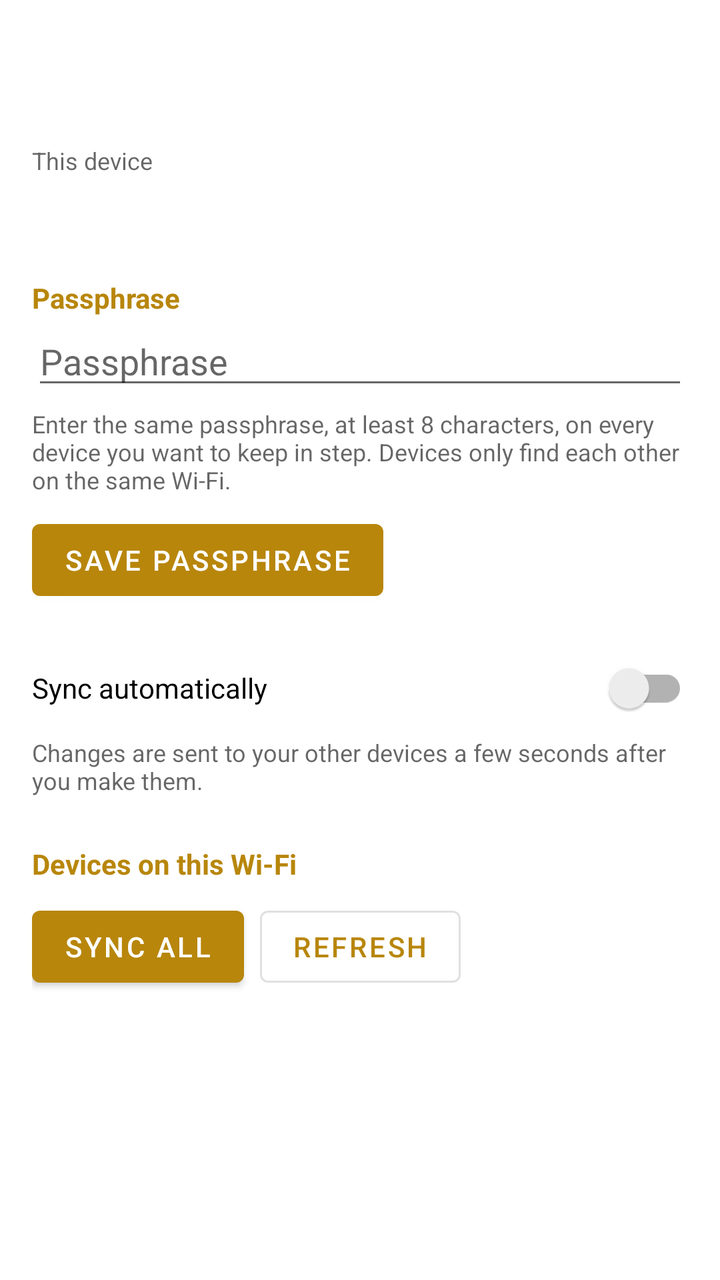
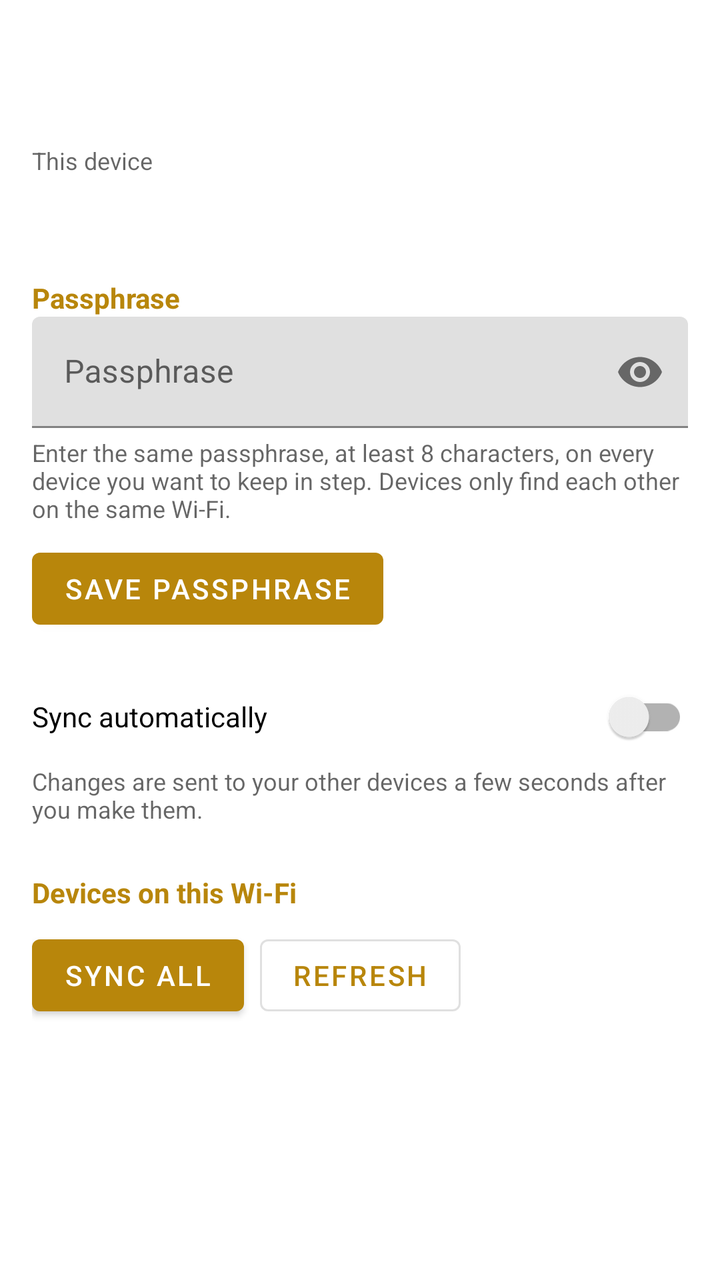

Screens rendered from an Android XML layout before and after an edit, with the pre-edit source and the edit as a unified diff.
<!-- AndroidManifest.xml: application theme Theme.Accounting -->
<!-- res/layout/activity_sync.xml -->
<?xml version="1.0" encoding="utf-8"?>
<LinearLayout xmlns:android="http://schemas.android.com/apk/res/android"
    android:layout_width="match_parent"
    android:layout_height="match_parent"
    android:orientation="vertical">

    <androidx.appcompat.widget.Toolbar
        android:id="@+id/toolbar"
        android:layout_width="match_parent"
        android:layout_height="wrap_content"
        android:minHeight="?attr/actionBarSize" />

    <ScrollView
        android:layout_width="match_parent"
        android:layout_height="0dp"
        android:layout_weight="1"
        android:clipToPadding="false"
        android:fillViewport="true">

        <LinearLayout
            android:layout_width="match_parent"
            android:layout_height="wrap_content"
            android:orientation="vertical"
            android:padding="16dp">

            
            <TextView
                android:layout_width="match_parent"
                android:layout_height="wrap_content"
                android:text="@string/sync_this_device"
                android:textColor="?android:attr/textColorSecondary"
                android:textSize="12sp" />

            <TextView
                android:id="@+id/text_sync_device_name"
                android:layout_width="match_parent"
                android:layout_height="wrap_content"
                android:textColor="?attr/colorOnSurface"
                android:textSize="20sp"
                android:textStyle="bold" />

            
            <TextView
                android:layout_width="match_parent"
                android:layout_height="wrap_content"
                android:layout_marginTop="24dp"
                android:text="@string/sync_passphrase_title"
                android:textColor="@color/report_title"
                android:textSize="14sp"
                android:textStyle="bold" />

            <LinearLayout
                android:id="@+id/group_passphrase_form"
                android:layout_width="match_parent"
                android:layout_height="wrap_content"
                android:orientation="vertical">

                <EditText
                    android:id="@+id/edit_sync_passphrase"
                    android:layout_width="match_parent"
                    android:layout_height="wrap_content"
                    android:hint="@string/sync_passphrase_hint"
                    android:imeOptions="actionDone"
                    android:importantForAutofill="no"
                    android:inputType="textPassword"
                    android:maxLines="1" />

                <TextView
                    android:id="@+id/text_sync_passphrase_error"
                    android:layout_width="match_parent"
                    android:layout_height="wrap_content"
                    android:text="@string/sync_passphrase_too_short"
                    android:textColor="@color/loss"
                    android:textSize="12sp"
                    android:visibility="gone" />

                <TextView
                    android:layout_width="match_parent"
                    android:layout_height="wrap_content"
                    android:paddingTop="4dp"
                    android:text="@string/sync_passphrase_help"
                    android:textColor="?android:attr/textColorSecondary"
                    android:textSize="12sp" />

                <LinearLayout
                    android:layout_width="match_parent"
                    android:layout_height="wrap_content"
                    android:layout_marginTop="8dp"
                    android:orientation="horizontal">

                    <com.google.android.material.button.MaterialButton
                        android:id="@+id/button_sync_save_passphrase"
                        android:layout_width="wrap_content"
                        android:layout_height="wrap_content"
                        android:text="@string/sync_save_passphrase" />

                    <com.google.android.material.button.MaterialButton
                        android:id="@+id/button_sync_cancel_passphrase"
                        style="@style/Widget.MaterialComponents.Button.TextButton"
                        android:layout_width="wrap_content"
                        android:layout_height="wrap_content"
                        android:layout_marginStart="8dp"
                        android:text="@string/sync_cancel"
                        android:visibility="gone" />

                </LinearLayout>

            </LinearLayout>

            <LinearLayout
                android:id="@+id/group_passphrase_set"
                android:layout_width="match_parent"
                android:layout_height="wrap_content"
                android:orientation="vertical"
                android:visibility="gone">

                <TextView
                    android:layout_width="match_parent"
                    android:layout_height="wrap_content"
                    android:paddingTop="4dp"
                    android:text="@string/sync_passphrase_set"
                    android:textColor="?android:attr/textColorPrimary"
                    android:textSize="14sp" />

                <LinearLayout
                    android:layout_width="match_parent"
                    android:layout_height="wrap_content"
                    android:orientation="horizontal">

                    <com.google.android.material.button.MaterialButton
                        android:id="@+id/button_sync_change_passphrase"
                        style="@style/Widget.MaterialComponents.Button.OutlinedButton"
                        android:layout_width="wrap_content"
                        android:layout_height="wrap_content"
                        android:text="@string/sync_change" />

                    
                    <com.google.android.material.button.MaterialButton
                        android:id="@+id/button_sync_remove_passphrase"
                        style="@style/Widget.MaterialComponents.Button.TextButton"
                        android:layout_width="wrap_content"
                        android:layout_height="wrap_content"
                        android:layout_marginStart="8dp"
                        android:text="@string/sync_remove_passphrase"
                        android:textColor="@color/loss" />

                </LinearLayout>

            </LinearLayout>

            <androidx.appcompat.widget.SwitchCompat
                android:id="@+id/switch_sync_auto"
                android:layout_width="match_parent"
                android:layout_height="wrap_content"
                android:layout_marginTop="16dp"
                android:text="@string/sync_auto" />

            <TextView
                android:layout_width="match_parent"
                android:layout_height="wrap_content"
                android:text="@string/sync_auto_help"
                android:textColor="?android:attr/textColorSecondary"
                android:textSize="12sp" />

            
            <TextView
                android:layout_width="match_parent"
                android:layout_height="wrap_content"
                android:layout_marginTop="24dp"
                android:text="@string/sync_devices"
                android:textColor="@color/report_title"
                android:textSize="14sp"
                android:textStyle="bold" />

            <LinearLayout
                android:layout_width="match_parent"
                android:layout_height="wrap_content"
                android:layout_marginTop="8dp"
                android:orientation="horizontal">

                <com.google.android.material.button.MaterialButton
                    android:id="@+id/button_sync_all"
                    android:layout_width="wrap_content"
                    android:layout_height="wrap_content"
                    android:text="@string/sync_all" />

                <com.google.android.material.button.MaterialButton
                    android:id="@+id/button_sync_refresh"
                    style="@style/Widget.MaterialComponents.Button.OutlinedButton"
                    android:layout_width="wrap_content"
                    android:layout_height="wrap_content"
                    android:layout_marginStart="8dp"
                    android:text="@string/sync_refresh" />

            </LinearLayout>

            <TextView
                android:id="@+id/text_sync_network_error"
                android:layout_width="match_parent"
                android:layout_height="wrap_content"
                android:paddingTop="8dp"
                android:textColor="@color/loss"
                android:textSize="14sp"
                android:visibility="gone" />

            <TextView
                android:id="@+id/text_sync_empty"
                android:layout_width="match_parent"
                android:layout_height="wrap_content"
                android:paddingTop="16dp"
                android:paddingBottom="16dp"
                android:textColor="?android:attr/textColorSecondary"
                android:textSize="14sp"
                android:visibility="gone" />

            <androidx.recyclerview.widget.RecyclerView
                android:id="@+id/recycler_sync_peers"
                android:layout_width="match_parent"
                android:layout_height="wrap_content"
                android:nestedScrollingEnabled="false" />

            <TextView
                android:id="@+id/text_sync_last_synced"
                android:layout_width="match_parent"
                android:layout_height="wrap_content"
                android:paddingTop="16dp"
                android:textColor="?android:attr/textColorSecondary"
                android:textSize="12sp" />

        </LinearLayout>

    </ScrollView>

</LinearLayout>
<!-- resources referenced by this layout -->
<resources>
  <color name="loss">#C62828</color>
  <color name="report_title">@color/gold_500</color>
  <string name="sync_all">Sync all</string>
  <string name="sync_auto">Sync automatically</string>
  <string name="sync_auto_help">Changes are sent to your other devices a few seconds after you make them.</string>
  <string name="sync_cancel">Cancel</string>
  <string name="sync_change">Change</string>
  <string name="sync_devices">Devices on this Wi-Fi</string>
  <string name="sync_passphrase_help">Enter the same passphrase, at least 8 characters, on every device you want to keep in step. Devices only find each other on the same Wi-Fi.</string>
  <string name="sync_passphrase_hint">Passphrase</string>
  <string name="sync_passphrase_set">Passphrase is set.</string>
  <string name="sync_passphrase_title">Passphrase</string>
  <string name="sync_passphrase_too_short">Use at least 8 characters.</string>
  <string name="sync_refresh">Refresh</string>
  <string name="sync_remove_passphrase">Remove passphrase</string>
  <string name="sync_save_passphrase">Save passphrase</string>
  <string name="sync_this_device">This device</string>
  <style name="Theme.Accounting" parent="Theme.MaterialComponents.DayNight.NoActionBar">
          <item name="colorPrimary">@color/gold_500</item>
          <item name="colorPrimaryVariant">@color/gold_700</item>
          <item name="colorOnPrimary">@color/white</item>
          <item name="colorSecondary">@color/brown_500</item>
          <item name="colorSecondaryVariant">@color/brown_700</item>
          <item name="colorOnSecondary">@color/white</item>
          <item name="android:statusBarColor" tools:targetApi="21">?attr/colorPrimaryVariant</item>
      </style>
  <color name="gold_500">#B8860B</color>
  <color name="gold_700">#7A5C00</color>
  <color name="white">#FFFFFFFF</color>
  <color name="brown_500">#5D4037</color>
  <color name="brown_700">#4E342E</color>
</resources>

<!-- the commit's change to res/layout/activity_sync.xml (unified diff, before → after) -->
@@ -1,5 +1,6 @@
 <?xml version="1.0" encoding="utf-8"?>
 <LinearLayout xmlns:android="http://schemas.android.com/apk/res/android"
+    xmlns:app="http://schemas.android.com/apk/res-auto"
     android:layout_width="match_parent"
     android:layout_height="match_parent"
     android:orientation="vertical">
@@ -55,15 +56,23 @@
                 android:layout_height="wrap_content"
                 android:orientation="vertical">
 
-                <EditText
-                    android:id="@+id/edit_sync_passphrase"
-                    android:layout_width="match_parent"
-                    android:layout_height="wrap_content"
-                    android:hint="@string/sync_passphrase_hint"
-                    android:imeOptions="actionDone"
-                    android:importantForAutofill="no"
-                    android:inputType="textPassword"
-                    android:maxLines="1" />
+                <com.google.android.material.textfield.TextInputLayout
+                    android:id="@+id/layout_sync_passphrase"
+                    android:layout_width="match_parent"
+                    android:layout_height="wrap_content"
+                    app:endIconMode="password_toggle">
+
+                    <com.google.android.material.textfield.TextInputEditText
+                        android:id="@+id/edit_sync_passphrase"
+                        android:layout_width="match_parent"
+                        android:layout_height="wrap_content"
+                        android:hint="@string/sync_passphrase_hint"
+                        android:imeOptions="actionDone"
+                        android:importantForAutofill="no"
+                        android:inputType="textPassword"
+                        android:maxLines="1" />
+
+                </com.google.android.material.textfield.TextInputLayout>
 
                 <TextView
                     android:id="@+id/text_sync_passphrase_error"
